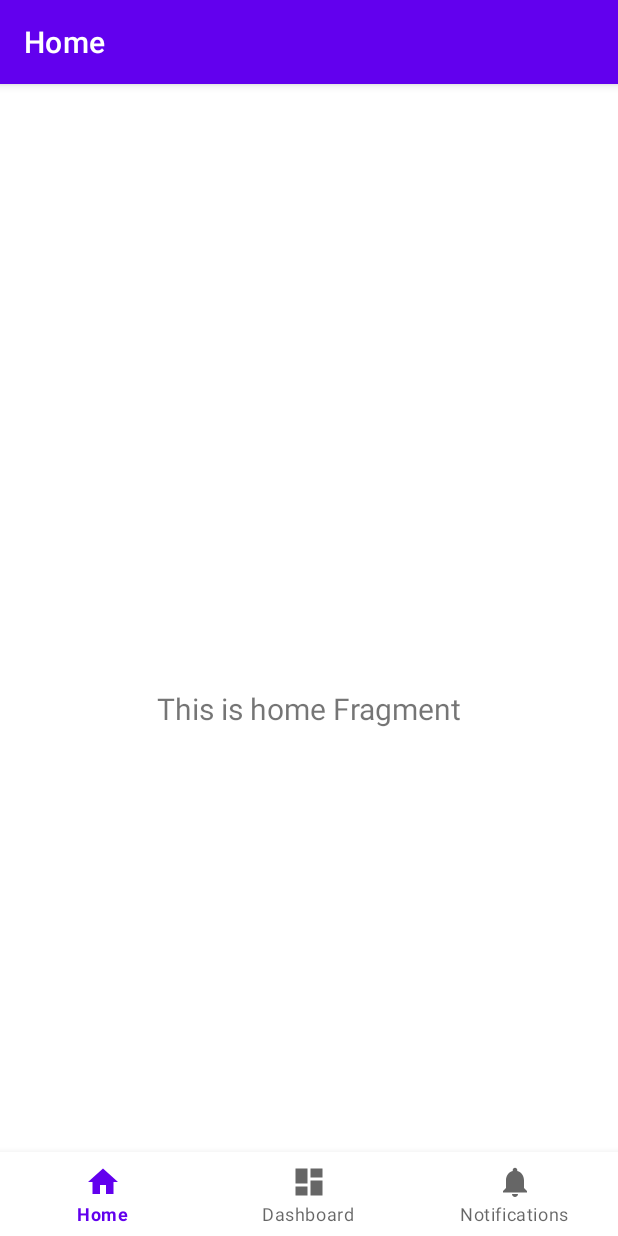
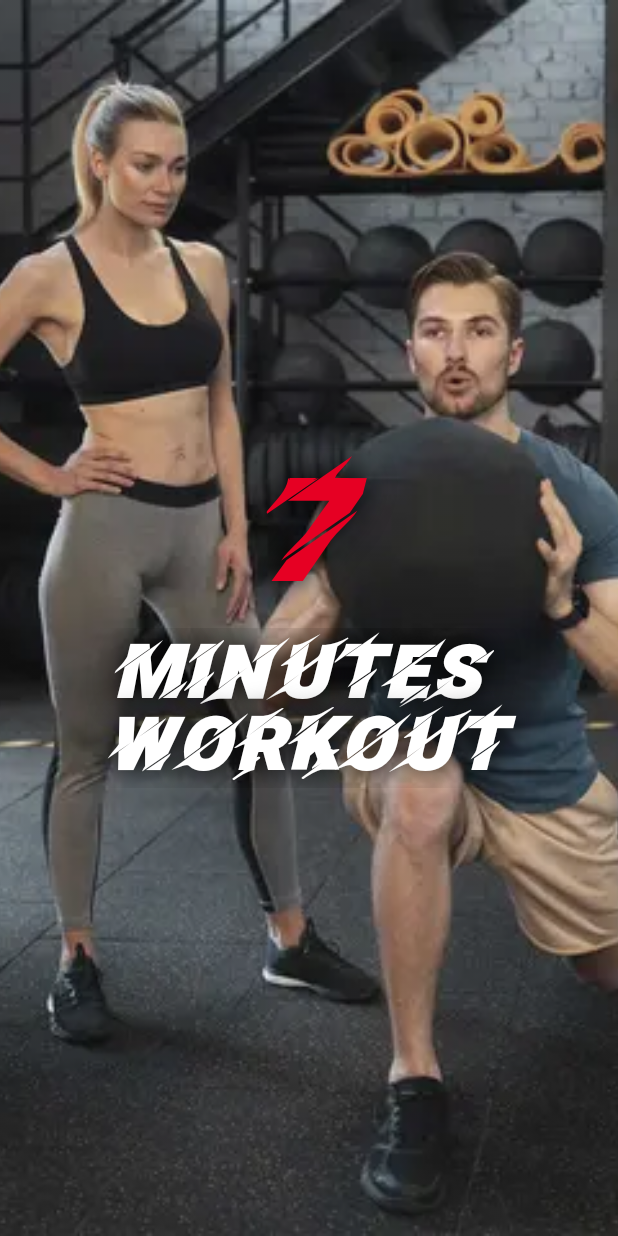
Before and after one commit to tabodino/sevenminutesworkout, an Android app: the first screen one second after launch (MainActivity before the commit, SplashScreenActivity after it), on a phone screen of 412 x 824 dp. Run offline under Robolectric (Android 15) with nearby library versions, the phone set to English and light mode, and no system bars; our stand-ins replace Dagger/Hilt's generated code.

Commit message:
Add SplashScreen Activity

```diff
--- a/app/src/main/AndroidManifest.xml
+++ b/app/src/main/AndroidManifest.xml
@@ -14,15 +14,18 @@
         android:theme="@style/Theme.SevenMinutesWorkout"
         tools:targetApi="31">
         <activity
-            android:name=".presentation.ui.MainActivity"
-            android:exported="true"
-            android:label="@string/app_name">
+            android:name=".presentation.ui.SplashScreenActivity"
+            android:theme="@style/Theme.AppCompat.Light.NoActionBar"
+            android:exported="true">
             <intent-filter>
                 <action android:name="android.intent.action.MAIN" />
 
                 <category android:name="android.intent.category.LAUNCHER" />
             </intent-filter>
         </activity>
+
+        <activity android:name=".presentation.ui.MainActivity" />
+
     </application>
 
 </manifest>
--- /dev/null
+++ b/app/src/main/java/fr/wesy/sevenminutesworkout/presentation/ui/SplashScreenActivity.kt
@@ -0,0 +1,35 @@
+package fr.wesy.sevenminutesworkout.presentation.ui
+
+import android.annotation.SuppressLint
+import android.content.Intent
+import android.os.Bundle
+import android.os.Handler
+import android.os.Looper
+import android.view.animation.AlphaAnimation
+import androidx.appcompat.app.AppCompatActivity
+import fr.wesy.sevenminutesworkout.databinding.ActivitySplashScreenBinding
+
+@SuppressLint("CustomSplashScreen")
+class SplashScreenActivity : AppCompatActivity() {
+
+    private lateinit var binding: ActivitySplashScreenBinding
+
+    override fun onCreate(savedInstanceState: Bundle?) {
+        super.onCreate(savedInstanceState)
+
+        binding = ActivitySplashScreenBinding.inflate(layoutInflater)
+        setContentView(binding.root)
+
+        //val logo = findViewById<ImageView>(R.id.splashLogo)
+        val fadeIn = AlphaAnimation(0.0f, 1.0f).apply {
+            duration = 2000
+            fillAfter = true
+        }
+       // logo.startAnimation(fadeIn)
+
+        Handler(Looper.getMainLooper()).postDelayed({
+            startActivity(Intent(this, MainActivity::class.java))
+            finish()
+        }, 3000)
+    }
+}
--- a/app/src/main/res/layout/activity_main.xml
+++ b/app/src/main/res/layout/activity_main.xml
@@ -1,5 +1,6 @@
 <?xml version="1.0" encoding="utf-8"?>
-<androidx.constraintlayout.widget.ConstraintLayout xmlns:android="http://schemas.android.com/apk/res/android"
+<androidx.constraintlayout.widget.ConstraintLayout
+    xmlns:android="http://schemas.android.com/apk/res/android"
     xmlns:app="http://schemas.android.com/apk/res-auto"
     android:id="@+id/container"
     android:layout_width="match_parent"
--- /dev/null
+++ b/app/src/main/res/layout/activity_splash_screen.xml
@@ -0,0 +1,57 @@
+<?xml version="1.0" encoding="utf-8"?>
+<androidx.constraintlayout.widget.ConstraintLayout
+    xmlns:android="http://schemas.android.com/apk/res/android"
+    xmlns:app="http://schemas.android.com/apk/res-auto"
+    android:layout_width="match_parent"
+    android:layout_height="match_parent"
+    android:background="#80000000">
+
+    <ImageView
+        android:layout_width="match_parent"
+        android:layout_height="match_parent"
+        android:scaleType="centerCrop"
+        android:src="@drawable/splash_background"
+        android:alpha=".9"/>
+
+    <LinearLayout
+        android:layout_width="match_parent"
+        android:layout_height="match_parent"
+        android:gravity="center"
+        android:orientation="vertical">
+
+        <TextView
+            android:id="@+id/sevenTxt"
+            android:layout_width="match_parent"
+            android:layout_height="wrap_content"
+            android:textStyle="bold"
+            android:textColor="@color/red"
+            android:gravity="center"
+            android:shadowColor="@color/black"
+            android:shadowRadius="24"
+            android:fontFamily="@font/facon"
+            android:textSize="92sp"
+            android:text="7"/>
+
+        <TextView
+            android:id="@+id/text_home"
+            android:layout_width="match_parent"
+            android:layout_height="wrap_content"
+            android:layout_marginStart="8dp"
+            android:layout_marginTop="8dp"
+            android:layout_marginEnd="8dp"
+            android:textAlignment="center"
+            android:text="minutes \nworkout"
+            android:fontFamily="@font/facon"
+            android:shadowColor="@color/black"
+            android:shadowRadius="24"
+            android:textColor="@color/white"
+            android:textStyle="bold"
+            android:textSize="48sp"
+            app:layout_constraintBottom_toBottomOf="parent"
+            app:layout_constraintEnd_toEndOf="parent"
+            app:layout_constraintStart_toEndOf="@id/sevenTxt"
+            app:layout_constraintTop_toTopOf="parent" />
+
+    </LinearLayout>
+
+</androidx.constraintlayout.widget.ConstraintLayout>
--- a/app/src/main/res/layout/fragment_home.xml
+++ b/app/src/main/res/layout/fragment_home.xml
@@ -19,4 +19,6 @@
             app:layout_constraintEnd_toEndOf="parent"
             app:layout_constraintStart_toStartOf="parent"
             app:layout_constraintTop_toTopOf="parent" />
+
+
 </androidx.constraintlayout.widget.ConstraintLayout>
--- a/app/src/main/res/values/colors.xml
+++ b/app/src/main/res/values/colors.xml
@@ -7,4 +7,11 @@
     <color name="teal_700">#FF018786</color>
     <color name="black">#FF000000</color>
     <color name="white">#FFFFFFFF</color>
+    <color name="red">#E60023</color>
+    <!-- Test pastel color for bg cards-->
+    <color name="pastel_blue">#bae1ff</color>
+    <color name="pastel_green">#baffc9</color>
+    <color name="pastel_yellow">#ffffba</color>
+    <color name="pastel_orange">#ffdfba</color>
+    <color name="pastel_red">#ffb3ba</color>
 </resources>
```
Also changed, not shown: app/src/main/res/drawable-hdpi/splash_background.webp (added), app/src/main/res/drawable-mdpi/splash_background.webp (added), app/src/main/res/drawable-xhdpi/splash_background.webp (added), app/src/main/res/drawable-xxhdpi/splash_background.webp (added), app/src/main/res/drawable-xxxhdpi/splash_background.webp (added), app/src/main/res/drawable/splash_background.webp (added), app/src/main/res/font/facon.otf (added), 1 other file. Lines whose indentation alone changed are shown as unchanged.
